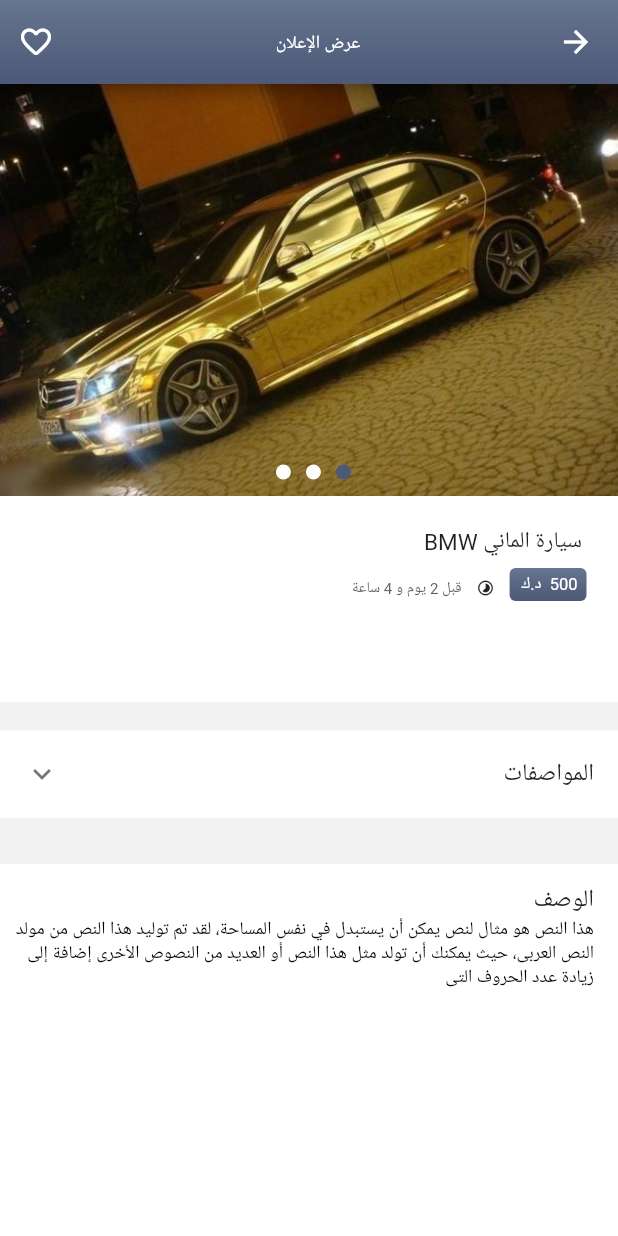
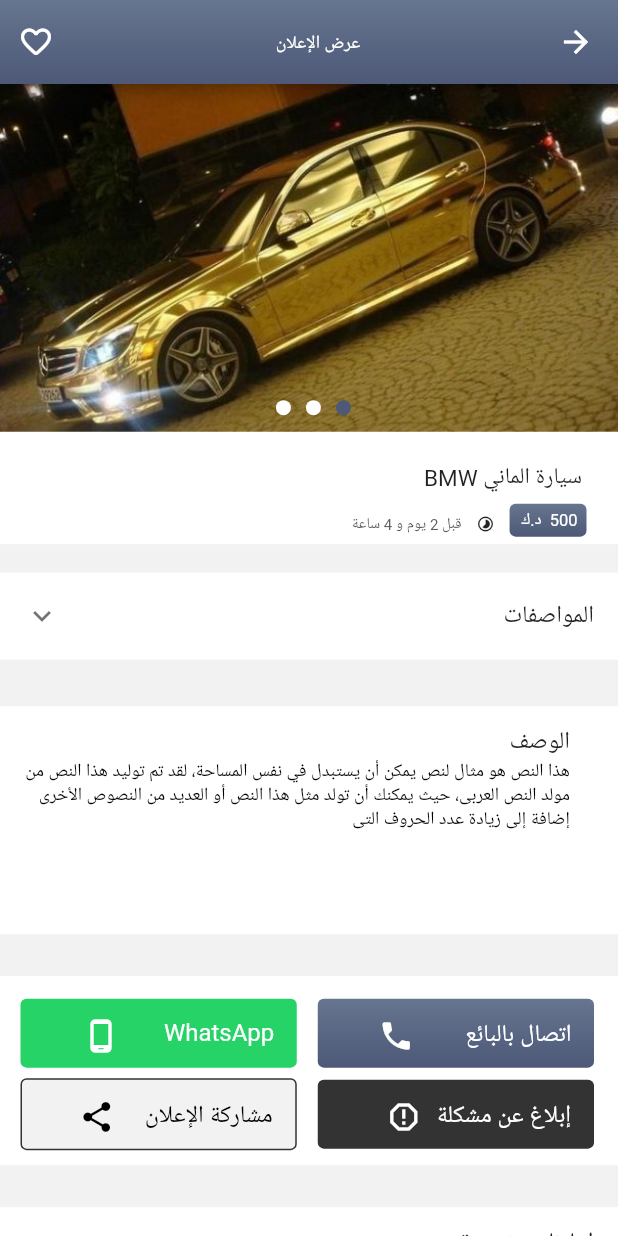
Before and after one commit to Obada2020/for_sale, a Flutter app: the Adsdetails screen opened directly, on a phone screen of 412 x 824 dp. Run offline on Flutter 3.47's test engine with Material 2 defaults, Android fonts, the phone set to English and light mode, and no system bars; drawn by our look-alikes of carousel_slider; our stand-ins replace get, otp_text_field; network calls fail; Roboto replaces fonts that are missing (FairuzBlack, FairuzBold).

Commit message:
fix resbonsave ads &details

```diff
--- a/lib/Ads-details/view.dart
+++ b/lib/Ads-details/view.dart
@@ -43,13 +43,6 @@ class _AdsdetailsState extends State<Adsdetails> {
             ),
           ),
         ],
-        // leading: IconButton(
-        //   onPressed: null,
-        //   icon: Icon(
-        //     Icons.arrow_back_rounded,
-        //     color: Colors.white,
-        //   ),
-        // ),
         title: Center(
           child: Padding(
             padding: const EdgeInsets.only(left: 20),
@@ -63,7 +56,7 @@ class _AdsdetailsState extends State<Adsdetails> {
       body: ListView(
         children: [
           Container(
-            height: size.height * 0.5,
+            // height: size.height * 0.5,
             decoration: BoxDecoration(color: Colors.white),
             child: Column(
               children: [
@@ -76,7 +69,7 @@ class _AdsdetailsState extends State<Adsdetails> {
                               _current = index;
                             });
                           },
-                          height: size.height * 0.33333,
+                          // height: size.height * 0.33333,
                           enlargeCenterPage: true,
                           enableInfiniteScroll: false,
                           autoPlay: false,
@@ -187,7 +180,7 @@ class _AdsdetailsState extends State<Adsdetails> {
                       Container(
                         color: Colors.white,
                         padding: EdgeInsets.only(top: 20),
-                        height: size.height * 0.35,
+                        // height: size.height * 0.35,
                         child: GridView.builder(
                             shrinkWrap: true,
                             itemCount: 20,
@@ -242,8 +235,9 @@ class _AdsdetailsState extends State<Adsdetails> {
           Container(
             margin: EdgeInsets.only(bottom: 14, top: 14),
             color: Colors.white,
-            height: size.height * 0.34196,
+            // height: size.height * 0.34196,
             child: Container(
+              padding: EdgeInsets.only(right: 16, bottom: 69, left: 16),
               margin: EdgeInsets.only(right: 16, top: 13),
               child: Column(
                 crossAxisAlignment: CrossAxisAlignment.start,
@@ -266,7 +260,7 @@ class _AdsdetailsState extends State<Adsdetails> {
           Container(
             margin: EdgeInsets.only(bottom: 14, top: 14),
             color: Colors.white,
-            height: size.height * 0.1798,
+            // height: size.height * 0.1798,
             child: Container(
               margin: EdgeInsets.only(right: 16, top: 15),
               child: Column(
@@ -277,13 +271,11 @@ class _AdsdetailsState extends State<Adsdetails> {
                       GestureDetector(
                         onTap: null,
                         child: Container(
-                          height: size.height * 0.0654,
+                          // height: size.height * 0.0654,
                           width: size.width * 0.447,
                           margin: EdgeInsets.only(bottom: 7, left: 7),
-                          padding: EdgeInsets.only(
-                            right: 15,
-                            top: 13,
-                          ),
+                          padding:
+                              EdgeInsets.only(right: 15, top: 13, bottom: 9),
                           decoration: BoxDecoration(
                               borderRadius: BorderRadius.circular(4),
                               gradient: kGColor),
@@ -311,16 +303,14 @@ class _AdsdetailsState extends State<Adsdetails> {
                       GestureDetector(
                         onTap: null,
                         child: Container(
-                          height: size.height * 0.0654,
+                          // height: size.height * 0.0654,
                           width: size.width * 0.447,
                           margin: EdgeInsets.only(
                             right: 7,
                             bottom: 7,
                           ),
-                          padding: EdgeInsets.only(
-                            right: 15,
-                            top: 13,
-                          ),
+                          padding:
+                              EdgeInsets.only(right: 15, top: 13, bottom: 9),
                           decoration: BoxDecoration(
                               borderRadius: BorderRadius.circular(4),
                               color: Color(0xff25D366)),
@@ -352,13 +342,11 @@ class _AdsdetailsState extends State<Adsdetails> {
                       GestureDetector(
                         onTap: null,
                         child: Container(
-                          height: size.height * 0.0654,
+                          // height: size.height * 0.0654,
                           width: size.width * 0.447,
                           margin: EdgeInsets.only(bottom: 10, left: 7),
-                          padding: EdgeInsets.only(
-                            right: 15,
-                            top: 13,
-                          ),
+                          padding:
+                              EdgeInsets.only(right: 15, top: 13, bottom: 9),
                           decoration: BoxDecoration(
                               borderRadius: BorderRadius.circular(4),
                               color: Color(0xff333333)),
@@ -386,13 +374,11 @@ class _AdsdetailsState extends State<Adsdetails> {
                       GestureDetector(
                         onTap: null,
                         child: Container(
-                          height: size.height * 0.0654,
+                          // height: size.height * 0.0654,
                           width: size.width * 0.447,
                           margin: EdgeInsets.only(right: 7, bottom: 10),
-                          padding: EdgeInsets.only(
-                            right: 15,
-                            top: 13,
-                          ),
+                          padding:
+                              EdgeInsets.only(right: 15, top: 13, bottom: 9),
                           decoration: BoxDecoration(
                               border: Border.all(color: Color(0xff333333)),
                               color: Color(0xffF2F2F2),
@@ -427,20 +413,10 @@ class _AdsdetailsState extends State<Adsdetails> {
           Container(
             margin: EdgeInsets.only(bottom: 14, top: 14),
             color: Colors.white,
-            height: size.height * 0.35,
+            // height: size.height * 0.35,
             // height: size.height * 0.,
 
-            child:
-                // Container(
-                //   margin: EdgeInsets.only(right: 16, top: 13),
-                //   child: Column(
-                //     crossAxisAlignment: CrossAxisAlignment.start,
-                //     children: [
-                // Text(
-                //   'إعلانات مقترحة',
-                //   style: klabelStyleBlack16,
-                // ),
-                Column(
+            child: Column(
               crossAxisAlignment: CrossAxisAlignment.start,
               children: [
                 Container(
@@ -452,7 +428,7 @@ class _AdsdetailsState extends State<Adsdetails> {
                 ),
                 Container(
                   margin: EdgeInsets.only(top: 14, right: 16),
-                  height: size.height * 0.25,
+                  height: 200,
                   child: GridView.builder(
                       scrollDirection: Axis.horizontal,
                       shrinkWrap: true,
@@ -479,13 +455,7 @@ class _AdsdetailsState extends State<Adsdetails> {
                               color: Colors.white,
                               borderRadius: BorderRadius.circular(4),
                             ),
-                            child:
-                                //  Container(
-                                //   color: Colors.red,
-                                //   width: 50,
-                                //   height: 50,
-                                // ),
-                                Column(
+                            child: Column(
                               children: [
                                 //----------card grid-----------
                                 Column(
```
Also changed, not shown: lib/Ads-page/view.dart (+129 -117 lines).
